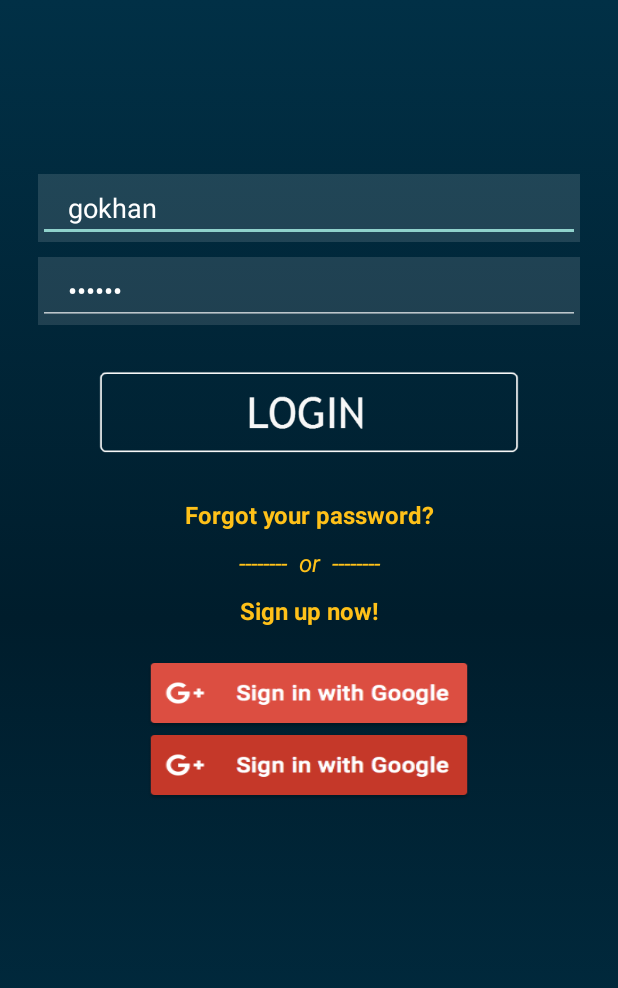
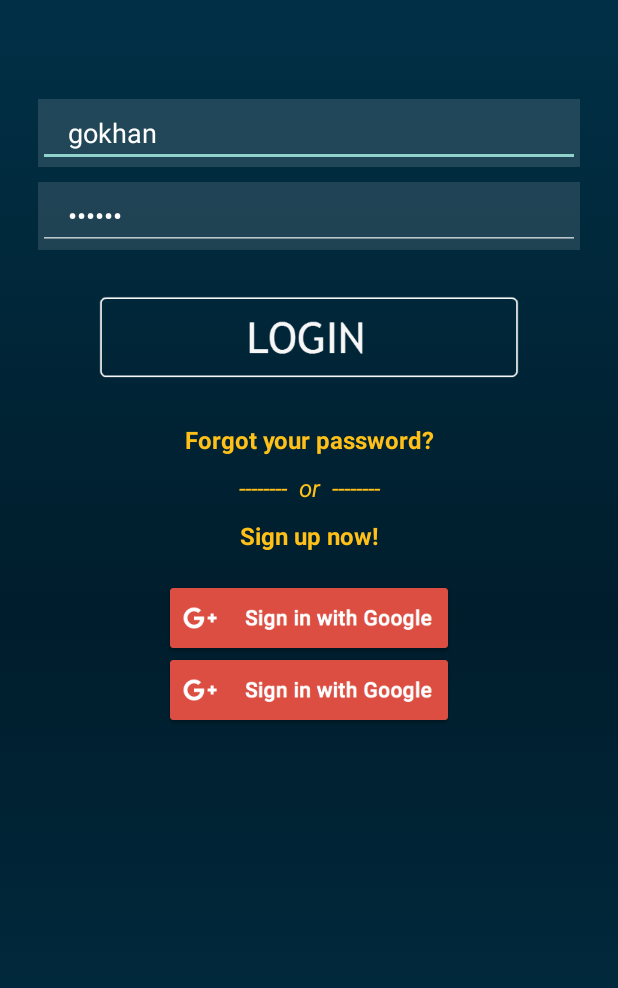
Before and after one commit to ciayco/SpaceVoi, an Android app: the layout content_logging.xml on its own in the app's theme, with its tools: preview values and no code run, on a phone screen of 412 x 824 dp. Shown: the top 988 px of the screen. Run offline under Robolectric (Android 15) with nearby library versions, the phone set to English and light mode, and no system bars.

Commit message:
visual update

```diff
--- a/app/src/main/res/layout/content_logging.xml
+++ b/app/src/main/res/layout/content_logging.xml
@@ -23,11 +23,10 @@
         <LinearLayout
             android:orientation="horizontal"
             android:layout_width="fill_parent"
-            android:layout_height="20dp"
+            android:layout_height="50dp"
             android:id="@+id/topBar"
             android:layout_weight="0"
-            android:visibility="invisible"
-            android:layout_marginTop="80dp">
+            android:visibility="invisible">
 
         </LinearLayout>
 
@@ -167,23 +166,21 @@
 
 
             <ImageButton
-                android:layout_width="220dp"
+                android:layout_width="wrap_content"
                 android:layout_height="wrap_content"
                 android:id="@+id/imageButton2"
-                android:src="@mipmap/googlelogin"
+                android:src="@drawable/g_login_button"
                 android:clickable="false"
                 android:background="#00ffffff"
-                android:layout_gravity="center_horizontal"
-                android:scaleType="fitXY" />
+                android:layout_gravity="center_horizontal" />
 
             <ImageButton
-                android:layout_width="220dp"
+                android:layout_width="wrap_content"
                 android:layout_height="wrap_content"
                 android:id="@+id/imageButton3"
-                android:src="@mipmap/googleloginpressed"
+                android:src="@drawable/g_login_button"
                 android:background="#00ffffff"
-                android:layout_gravity="center_horizontal"
-                android:scaleType="fitXY" />
+                android:layout_gravity="center_horizontal" />
         </LinearLayout>
 
         <LinearLayout
--- a/app/src/main/res/layout/profil.xml
+++ b/app/src/main/res/layout/profil.xml
@@ -52,9 +52,9 @@
                 android:shadowColor="#dafdf9"
                 android:shadowDx="1.0"
                 android:shadowDy="1.0"
-                android:shadowRadius="25.0"
+                android:shadowRadius="20.0"
                 android:layout_marginTop="5dp"
-                android:singleLine="false" />
+                 />
 
         </LinearLayout>
 
```
Also changed, not shown: app/src/main/res/drawable/play_button.xml (added, +11 -0 lines), app/src/main/res/layout/child_layout.xml (+17 -17 lines), app/src/main/res/layout/up_activity.xml (+2 -32 lines), app/src/main/res/values/strings.xml (+17 -17 lines), app/src/main/res/mipmap-xhdpi/facebooklogin.png (added), app/src/main/res/mipmap-xhdpi/playbuttonalt.png (added), app/src/main/res/mipmap-xhdpi/stopbutton.png (added), 1 other file.
